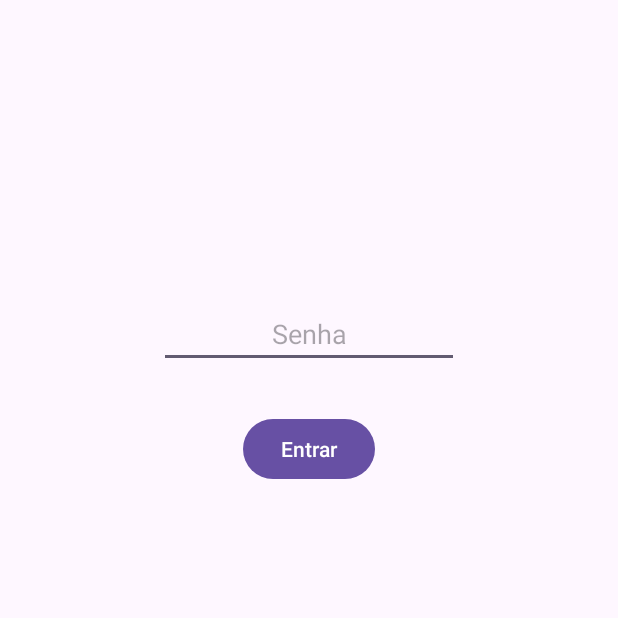
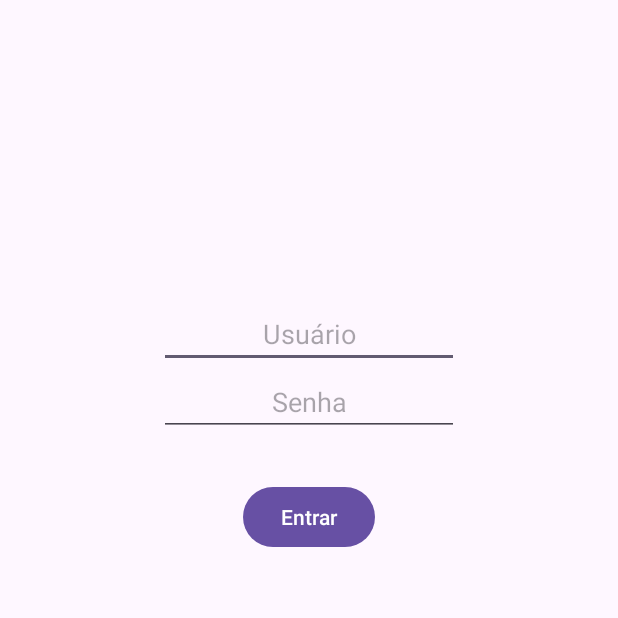
Before and after one commit to Felipinho5/app-combustivel, an Android app: the screen it shows after launch (LoginActivity), after a tap on "Entrar", on a phone screen of 412 x 824 dp, the top half of it. Run offline under Robolectric (Android 15) with nearby library versions, the phone set to English and light mode, and no system bars.

Commit message:
Adição de campo "usuário" no login

```diff
--- a/app/src/main/java/com/example/primeiroapp/LoginActivity.kt
+++ b/app/src/main/java/com/example/primeiroapp/LoginActivity.kt
@@ -28,13 +28,19 @@ class LoginActivity : AppCompatActivity(), View.OnClickListener {
     }
 
     private fun btnEntrar() {
+        val usuario = binding.editUsuario.text.toString()
         val senha = binding.editSenha.text.toString()
-        if (senha == ("senha_app")) {
+
+        if (usuario == "fulano" && senha == "senhafulano") {
+            startActivity(Intent(this, MainActivity::class.java))
+            finish()
+        }
+        else if (usuario == "sicrano" && senha == "senhasicrano") {
             startActivity(Intent(this, MainActivity::class.java))
             finish()
         }
         else {
-            Toast.makeText(this, "Senha inválida", Toast.LENGTH_SHORT).show()
+            Toast.makeText(this, "Login inválido", Toast.LENGTH_SHORT).show()
         }
     }
 }
--- a/app/src/main/res/layout/activity_login.xml
+++ b/app/src/main/res/layout/activity_login.xml
@@ -9,11 +9,19 @@
     tools:context=".LoginActivity">
 
     <EditText
+        android:id="@+id/edit_usuario"
+        android:layout_width="200dp"
+        android:layout_height="wrap_content"
+        android:layout_marginTop="200dp"
+        android:layout_gravity="center_horizontal"
+        android:textAlignment="center"
+        android:hint="Usuário" />
+
+    <EditText
         android:id="@+id/edit_senha"
         android:inputType="textPassword"
         android:layout_width="200dp"
         android:layout_height="wrap_content"
-        android:layout_marginTop="200dp"
         android:layout_gravity="center_horizontal"
         android:textAlignment="center"
         android:hint="Senha" />
```
